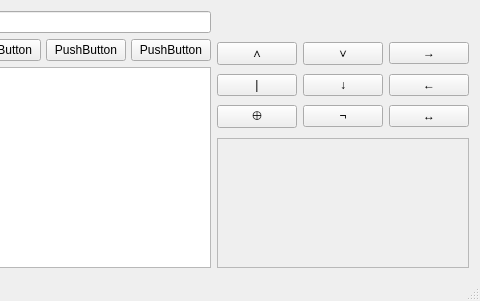
First picture: the form in mainwindow.ui, repository mvngr/logic_calculator, before the edit; both pictures show x 220 to 700 and y 0 to 301 of the 700 by 301 pixel window.
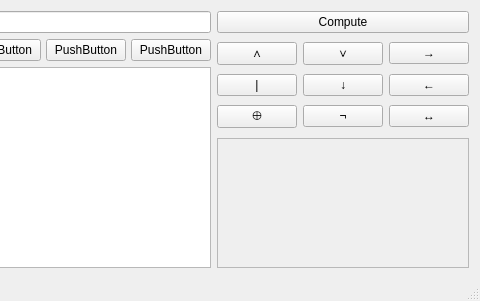
Second picture: the form after the edit.

Commit message:
add logic class
The class began to be developed

Patch:
```diff
--- a/mainwindow.ui
+++ b/mainwindow.ui
@@ -189,6 +189,13 @@
         </property>
        </widget>
       </item>
+      <item row="0" column="1">
+       <widget class="QPushButton" name="compute">
+        <property name="text">
+         <string>Compute</string>
+        </property>
+       </widget>
+      </item>
      </layout>
     </item>
    </layout>
```
The commit also changes 11 other files.
